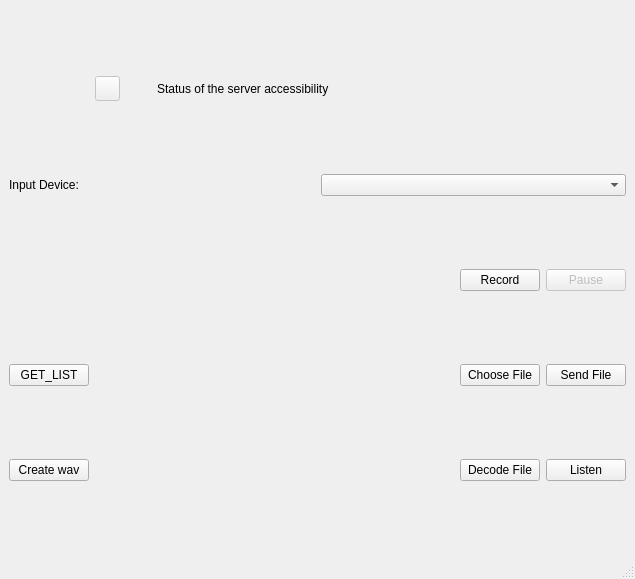
DawidNieborak/TransferViaSound, file audiorecorder.ui: the form before one commit.
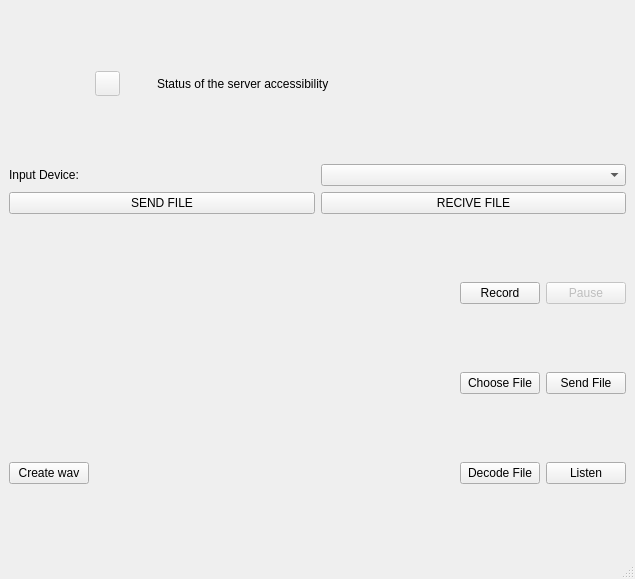
The form after the commit.

Patch:
```diff
--- a/audiorecorder.ui
+++ b/audiorecorder.ui
@@ -72,15 +72,22 @@
         </property>
        </widget>
       </item>
+      <item row="1" column="0">
+       <widget class="QPushButton" name="sendFileMain">
+        <property name="text">
+         <string>SEND FILE</string>
+        </property>
+       </widget>
+      </item>
+      <item row="1" column="1">
+       <widget class="QPushButton" name="reciveFileMain">
+        <property name="text">
+         <string>RECIVE FILE</string>
+        </property>
+       </widget>
+      </item>
      </layout>
     </item>
-    <item row="3" column="0">
-     <widget class="QPushButton" name="pushButton">
-      <property name="text">
-       <string>GET_LIST</string>
-      </property>
-     </widget>
-    </item>
     <item row="3" column="5">
      <widget class="QPushButton" name="file">
       <property name="text">
```
